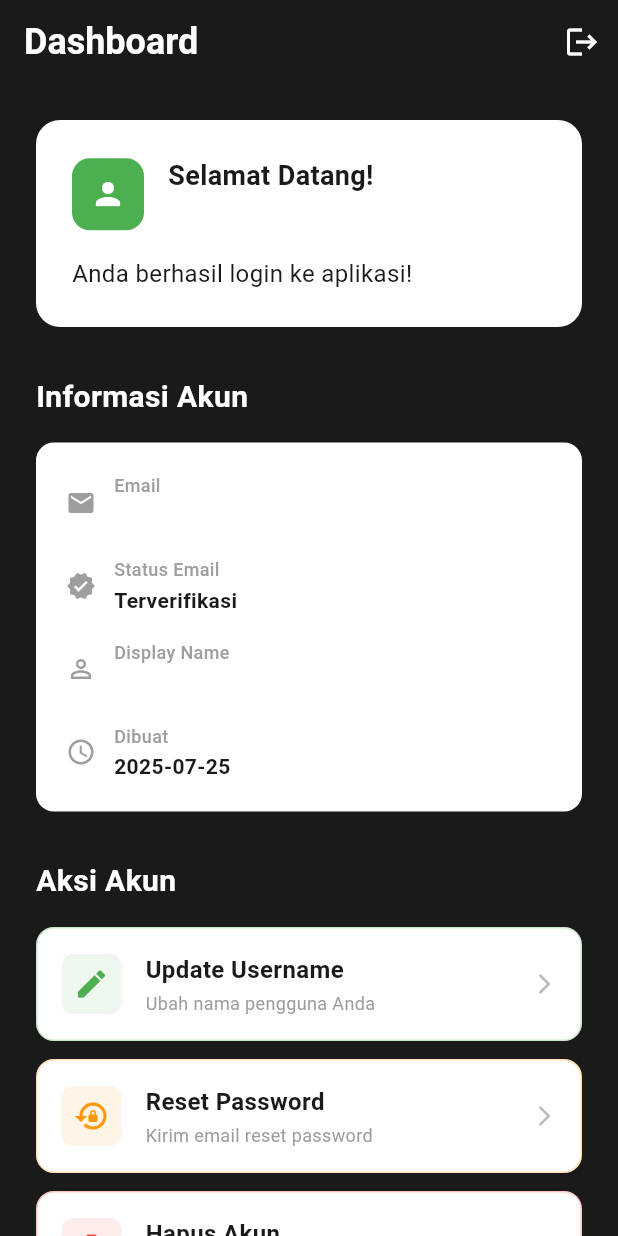
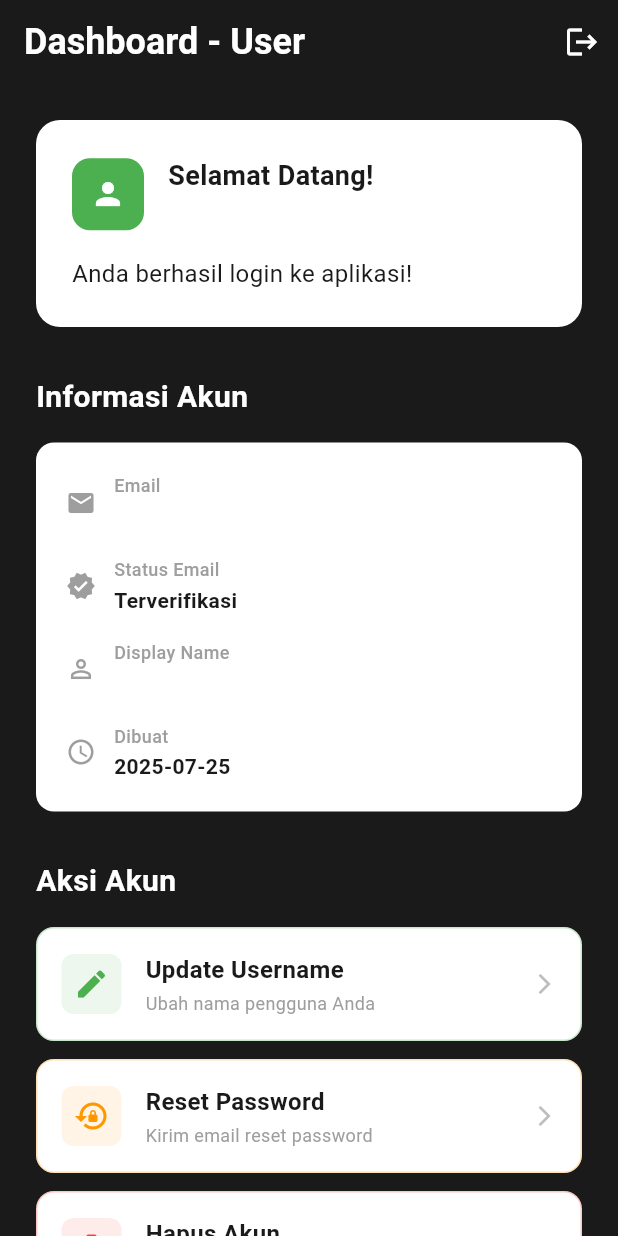
Before and after one commit to Azhriler7/flutter-mycafe, a Flutter app: the screen it shows once a user with an empty profile is signed in, on a phone screen of 412 x 824 dp. Run offline on Flutter 3.47's test engine with Material 3 defaults, Android fonts, the phone set to English and light mode, and no system bars; our stand-ins replace cloud_firestore, firebase_auth, firebase_core; accounts and stored records are empty.

Commit message:
update middleware

```diff
--- a/lib/service/auth_service.dart
+++ b/lib/service/auth_service.dart
@@ -1,16 +1,34 @@
 import 'package:firebase_auth/firebase_auth.dart';
 import 'package:flutter/material.dart';
+import 'package:cloud_firestore/cloud_firestore.dart';
 
 ValueNotifier<AuthService> authService = ValueNotifier(AuthService());
 
-
 class AuthService {
   final FirebaseAuth firebaseAuth = FirebaseAuth.instance;
+  final FirebaseFirestore firestore = FirebaseFirestore.instance;
 
   User? get currentUser => firebaseAuth.currentUser;
 
   Stream<User?> get userChanges => firebaseAuth.authStateChanges();
 
+  // --- checkAdminStatus ---
+  Future<bool> checkAdminStatus() async {
+    try {
+      final user = currentUser;
+      if (user == null) return false;
+      final doc = await firestore.collection('users').doc(user.uid).get();
+      if (doc.exists && doc.data()?['isAdmin'] == true) {
+        return true;
+      }
+      return false;
+    } catch (e) {
+      print('Error checking admin status: $e');
+      return false;
+    }
+  }
+
+  // --- signIn ---
   Future<UserCredential> signIn({
     required String email,
     required String password,
@@ -21,32 +39,50 @@ class AuthService {
     );
   }
 
+  // --- createAccount ---
   Future<UserCredential> createAccount({
     required String email,
     required String password,
   }) async {
-    return await firebaseAuth.createUserWithEmailAndPassword(
+    UserCredential userCredential = await firebaseAuth.createUserWithEmailAndPassword(
       email: email,
       password: password,
     );
+
+    // --- TAMBAHAN PENTING ---
+    // Buat dokumen user di Firestore setelah registrasi
+    await firestore.collection('users').doc(userCredential.user!.uid).set({
+      'username': email.split('@')[0], // Nama default dari email
+      'email': email,
+      'gender': '',
+      'createdAt': Timestamp.now(),
+      'isAdmin': false, // Semua user baru defaultnya bukan admin
+    });
+    // -----------------------
+
+    return userCredential;
   }
 
+  // --- signOut ---
   Future<void> signOut() async {
     await firebaseAuth.signOut();
   }
 
+  // --- resetPassword ---
   Future<void> resetPassword({
     required String email,
   }) async {
     await firebaseAuth.sendPasswordResetEmail(email: email);
   }
 
+  // --- updateUsername ---
   Future<void> updateUsername({
     required String username,
   }) async {
     await currentUser?.updateDisplayName(username);
   }
 
+  // --- deleteAccount ---
   Future<void> deleteAccount({
     required String password,
     required String email,
@@ -59,5 +95,4 @@ class AuthService {
     await currentUser!.delete();
     await firebaseAuth.signOut();
   }
-
 }
--- a/lib/view/screen/dashboard/dashboard_page.dart
+++ b/lib/view/screen/admin/admin_dashboard_page.dart
@@ -6,8 +6,8 @@ import '../auth/update_username_page.dart';
 import '../auth/reset_password_page.dart';
 import '../auth/delete_account_page.dart';
 
-class DashboardPage extends StatelessWidget {
-  const DashboardPage({super.key});
+class AdminDashboardPage extends StatelessWidget {
+  const AdminDashboardPage({super.key});
 
   Future<void> _signOut(BuildContext context) async {
     try {
@@ -40,7 +40,7 @@ class DashboardPage extends StatelessWidget {
         backgroundColor: const Color(0xFF1A1A1A),
         elevation: 0,
         title: const Text(
-          'Dashboard',
+          'Dashboard - Admin',
           style: TextStyle(
             color: Colors.white,
             fontSize: 24,
--- a/lib/view/screen/auth/auth_wrapper.dart
+++ b/lib/view/screen/auth/auth_wrapper.dart
@@ -1,8 +1,10 @@
 import 'package:flutter/material.dart';
 import 'package:firebase_auth/firebase_auth.dart';
-import 'login_page.dart';
-import '../dashboard/dashboard_page.dart';
+import 'package:cloud_firestore/cloud_firestore.dart';
 import 'package:mycafe/service/auth_service.dart';
+import 'package:mycafe/view/screen/auth/login_page.dart';
+import 'package:mycafe/view/screen/admin/admin_dashboard_page.dart';
+import 'package:mycafe/view/screen/user/user_dashboard_page.dart';
 
 class AuthWrapper extends StatelessWidget {
   const AuthWrapper({super.key});
@@ -11,25 +13,43 @@ class AuthWrapper extends StatelessWidget {
   Widget build(BuildContext context) {
     return StreamBuilder<User?>(
       stream: authService.value.userChanges,
-      builder: (context, snapshot) {
-        // Tampilkan loading saat menunggu status auth
-        if (snapshot.connectionState == ConnectionState.waiting) {
+      builder: (context, authSnapshot) {
+        if (authSnapshot.connectionState == ConnectionState.waiting) {
           return const Scaffold(
-            backgroundColor: Color(0xFF1A1A1A),
-            body: Center(
-              child: CircularProgressIndicator(
-                color: Color(0xFF4CAF50),
-              ),
-            ),
+            body: Center(child: CircularProgressIndicator()),
           );
         }
 
-        // Jika user sudah login, tampilkan dashboard
-        if (snapshot.hasData && snapshot.data != null) {
-          return const DashboardPage();
+        if (authSnapshot.hasData && authSnapshot.data != null) {
+          final user = authSnapshot.data!;
+
+          return StreamBuilder<DocumentSnapshot>(
+            stream: FirebaseFirestore.instance
+                .collection('users')
+                .doc(user.uid)
+                .snapshots(), // .snapshots() bersifat realtime
+            builder: (context, userDocSnapshot) {
+              if (userDocSnapshot.connectionState == ConnectionState.waiting) {
+                return const Scaffold(
+                  body: Center(child: CircularProgressIndicator()),
+                );
+              }
+
+              if (!userDocSnapshot.hasData || !userDocSnapshot.data!.exists) {
+                return const UserDashboardPage();
+              }
+
+              final userData = userDocSnapshot.data!.data() as Map<String, dynamic>;
+
+              if (userData['isAdmin'] == true) {
+                return const AdminDashboardPage();
+              } else {
+                return const UserDashboardPage();
+              }
+            },
+          );
         }
 
-        // Jika user belum login, tampilkan halaman login
         return const LoginPage();
       },
     );
--- a/lib/view/screen/auth/login_page.dart
+++ b/lib/view/screen/auth/login_page.dart
@@ -2,7 +2,6 @@ import 'package:flutter/material.dart';
 import 'package:firebase_auth/firebase_auth.dart';
 import 'package:mycafe/service/auth_service.dart';
 import 'register_page.dart';
-import '../dashboard/dashboard_page.dart';
 import 'reset_password_page.dart';
 
 class LoginPage extends StatefulWidget {
@@ -26,6 +25,7 @@ class _LoginPageState extends State<LoginPage> {
     super.dispose();
   }
 
+  // --- _login ---
 Future<void> _login() async {
   if (!_formKey.currentState!.validate()) return;
 
@@ -45,10 +45,6 @@ class _LoginPageState extends State<LoginPage> {
           backgroundColor: Colors.green,
         ),
       );
-        // Navigate to dashboard
-        Navigator.of(context).pushReplacement(
-          MaterialPageRoute(builder: (context) => const DashboardPage()),
-        );
     }
   } on FirebaseAuthException catch (e) {
     String errorMessage = 'Terjadi kesalahan';
@@ -56,12 +52,6 @@ class _LoginPageState extends State<LoginPage> {
       errorMessage = 'Email tidak ditemukan';
     } else if (e.code == 'wrong-password') {
       errorMessage = 'Password salah';
-      } else if (e.code == 'invalid-email') {
-        errorMessage = 'Format email tidak valid';
-      } else if (e.code == 'user-disabled') {
-        errorMessage = 'Akun telah dinonaktifkan';
-      } else if (e.code == 'too-many-requests') {
-        errorMessage = 'Terlalu banyak percobaan, coba lagi nanti';
     } else if (e.code == 'invalid-credential') {
       errorMessage = 'Email atau password salah';
     }
--- a/lib/view/screen/auth/register_page.dart
+++ b/lib/view/screen/auth/register_page.dart
@@ -1,8 +1,6 @@
 import 'package:flutter/material.dart';
 import 'package:firebase_auth/firebase_auth.dart';
 import 'package:mycafe/service/auth_service.dart';
-import '../dashboard/dashboard_page.dart';
-
 class RegisterPage extends StatefulWidget {
   const RegisterPage({super.key});
 
@@ -27,6 +25,7 @@ class _RegisterPageState extends State<RegisterPage> {
     super.dispose();
   }
 
+// --- _register ---
 Future<void> _register() async {
   if (!_formKey.currentState!.validate()) return;
 
@@ -46,13 +45,10 @@ class _RegisterPageState extends State<RegisterPage> {
           backgroundColor: Colors.green,
         ),
       );
-        // Navigate to dashboard
-        Navigator.of(context).pushReplacement(
-          MaterialPageRoute(builder: (context) => const DashboardPage()),
-        );
+      // Hapus navigasi manual dari sini
+      // Navigator.of(context).pushReplacement(...);
     }
   } on FirebaseAuthException catch (e) {
-      print('FirebaseAuthException: ${e.code} - ${e.message}'); // Debug log
     String errorMessage = 'Terjadi kesalahan';
     if (e.code == 'weak-password') {
       errorMessage = 'Password terlalu lemah';
@@ -60,28 +56,12 @@ class _RegisterPageState extends State<RegisterPage> {
       errorMessage = 'Email sudah digunakan';
     } else if (e.code == 'invalid-email') {
       errorMessage = 'Format email tidak valid';
-      } else if (e.code == 'operation-not-allowed') {
-        errorMessage = 'Operasi tidak diizinkan';
-      } else if (e.code == 'too-many-requests') {
-        errorMessage = 'Terlalu banyak percobaan, coba lagi nanti';
-      } else {
-        errorMessage = 'Error: ${e.message}';
     }
 
     if (mounted) {
       ScaffoldMessenger.of(context).showSnackBar(
         SnackBar(
           content: Text(errorMessage),
-            backgroundColor: Colors.red,
-          ),
-        );
-      }
-    } catch (e) {
-      print('General error: $e'); // Debug log
-      if (mounted) {
-        ScaffoldMessenger.of(context).showSnackBar(
-          SnackBar(
-            content: Text('Error tidak terduga: $e'),
           backgroundColor: Colors.red,
         ),
       );
--- /dev/null
+++ b/lib/view/screen/user/user_dashboard_page.dart
@@ -0,0 +1,389 @@
+import 'package:flutter/material.dart';
+import 'package:firebase_auth/firebase_auth.dart';
+import 'package:mycafe/service/auth_service.dart';
+import '../auth/login_page.dart';
+import '../auth/update_username_page.dart';
+import '../auth/reset_password_page.dart';
+import '../auth/delete_account_page.dart';
+
+class UserDashboardPage extends StatelessWidget {
+  const UserDashboardPage({super.key});
+
+  Future<void> _signOut(BuildContext context) async {
+    try {
+      await authService.value.signOut();
+      if (context.mounted) {
+        Navigator.of(context).pushAndRemoveUntil(
+          MaterialPageRoute(builder: (context) => const LoginPage()),
+          (Route<dynamic> route) => false,
+        );
+      }
+    } catch (e) {
+      if (context.mounted) {
+        ScaffoldMessenger.of(context).showSnackBar(
+          SnackBar(
+            content: Text('Gagal logout: $e'),
+            backgroundColor: Colors.red,
+          ),
+        );
+      }
+    }
+  }
+
+  @override
+  Widget build(BuildContext context) {
+    final User? user = authService.value.currentUser;
+
+    return Scaffold(
+      backgroundColor: const Color(0xFF1A1A1A),
+      appBar: AppBar(
+        backgroundColor: const Color(0xFF1A1A1A),
+        elevation: 0,
+        title: const Text(
+          'Dashboard - User',
+          style: TextStyle(
+            color: Colors.white,
+            fontSize: 24,
+            fontWeight: FontWeight.bold,
+          ),
+        ),
+        actions: [
+          IconButton(
+            onPressed: () => _signOut(context),
+            icon: const Icon(
+              Icons.logout,
+              color: Colors.white,
+            ),
+          ),
+        ],
+      ),
+      body: SafeArea(
+        child: SingleChildScrollView(
+          padding: const EdgeInsets.all(24.0),
+          child: Column(
+            crossAxisAlignment: CrossAxisAlignment.start,
+            children: [
+              // Welcome Section
+              Container(
+                width: double.infinity,
+                padding: const EdgeInsets.all(24),
+                decoration: BoxDecoration(
+                  color: Colors.white,
+                  borderRadius: BorderRadius.circular(16),
+                ),
+                child: Column(
+                  crossAxisAlignment: CrossAxisAlignment.start,
+                  children: [
+                    Row(
+                      children: [
+                        Container(
+                          padding: const EdgeInsets.all(12),
+                          decoration: BoxDecoration(
+                            color: const Color(0xFF4CAF50),
+                            borderRadius: BorderRadius.circular(12),
+                          ),
+                          child: const Icon(
+                            Icons.person,
+                            color: Colors.white,
+                            size: 24,
+                          ),
+                        ),
+                        const SizedBox(width: 16),
+                        Expanded(
+                          child: Column(
+                            crossAxisAlignment: CrossAxisAlignment.start,
+                            children: [
+                              const Text(
+                                'Selamat Datang!',
+                                style: TextStyle(
+                                  fontSize: 18,
+                                  fontWeight: FontWeight.bold,
+                                  color: Color(0xFF1A1A1A),
+                                ),
+                              ),
+                              const SizedBox(height: 4),
+                              Text(
+                                user?.email ?? 'User',
+                                style: const TextStyle(
+                                  fontSize: 14,
+                                  color: Colors.grey,
+                                ),
+                              ),
+                            ],
+                          ),
+                        ),
+                      ],
+                    ),
+                    const SizedBox(height: 16),
+                    const Text(
+                      'Anda berhasil login ke aplikasi!',
+                      style: TextStyle(
+                        fontSize: 16,
+                        color: Color(0xFF1A1A1A),
+                      ),
+                    ),
+                  ],
+                ),
+              ),
+              const SizedBox(height: 32),
+
+              // User Information
+              const Text(
+                'Informasi Akun',
+                style: TextStyle(
+                  fontSize: 20,
+                  fontWeight: FontWeight.bold,
+                  color: Colors.white,
+                ),
+              ),
+              const SizedBox(height: 16),
+
+              Container(
+                width: double.infinity,
+                padding: const EdgeInsets.all(20),
+                decoration: BoxDecoration(
+                  color: Colors.white,
+                  borderRadius: BorderRadius.circular(12),
+                ),
+                child: Column(
+                  crossAxisAlignment: CrossAxisAlignment.start,
+                  children: [
+                    _buildInfoRow(
+                      icon: Icons.email,
+                      label: 'Email',
+                      value: user?.email ?? 'Tidak tersedia',
+                    ),
+                    const SizedBox(height: 16),
+                    _buildInfoRow(
+                      icon: Icons.verified,
+                      label: 'Status Email',
+                      value: user?.emailVerified == true ? 'Terverifikasi' : 'Belum terverifikasi',
+                    ),
+                    const SizedBox(height: 16),
+                    _buildInfoRow(
+                      icon: Icons.person_outline,
+                      label: 'Display Name',
+                      value: user?.displayName ?? 'Belum diset',
+                    ),
+                    const SizedBox(height: 16),
+                    _buildInfoRow(
+                      icon: Icons.access_time,
+                      label: 'Dibuat',
+                      value: user?.metadata.creationTime?.toString().split(' ')[0] ?? 'Tidak tersedia',
+                    ),
+                  ],
+                ),
+              ),
+              const SizedBox(height: 32),
+
+              // Action Menu
+              const Text(
+                'Aksi Akun',
+                style: TextStyle(
+                  fontSize: 20,
+                  fontWeight: FontWeight.bold,
+                  color: Colors.white,
+                ),
+              ),
+              const SizedBox(height: 16),
+
+              // Update Username Button
+              _buildActionButton(
+                context: context,
+                icon: Icons.edit,
+                title: 'Update Username',
+                subtitle: 'Ubah nama pengguna Anda',
+                color: const Color(0xFF4CAF50),
+                onTap: () async {
+                  final result = await Navigator.push(
+                    context,
+                    MaterialPageRoute(builder: (context) => const UpdateUsernamePage()),
+                  );
+                  // Refresh if username was updated
+                  if (result == true && context.mounted) {
+                    // Force rebuild to show updated display name
+                    (context as Element).markNeedsBuild();
+                  }
+                },
+              ),
+              const SizedBox(height: 12),
+
+              // Reset Password Button
+              _buildActionButton(
+                context: context,
+                icon: Icons.lock_reset,
+                title: 'Reset Password',
+                subtitle: 'Kirim email reset password',
+                color: Colors.orange,
+                onTap: () {
+                  Navigator.push(
+                    context,
+                    MaterialPageRoute(builder: (context) => const ResetPasswordPage()),
+                  );
+                },
+              ),
+              const SizedBox(height: 12),
+
+              // Delete Account Button
+              _buildActionButton(
+                context: context,
+                icon: Icons.delete_forever,
+                title: 'Hapus Akun',
+                subtitle: 'Hapus akun permanen',
+                color: Colors.red,
+                onTap: () {
+                  Navigator.push(
+                    context,
+                    MaterialPageRoute(builder: (context) => const DeleteAccountPage()),
+                  );
+                },
+              ),
+              const SizedBox(height: 32),
+
+              // Sign Out Button
+              SizedBox(
+                width: double.infinity,
+                height: 50,
+                child: ElevatedButton(
+                  onPressed: () => _signOut(context),
+                  style: ElevatedButton.styleFrom(
+                    backgroundColor: Colors.red,
+                    foregroundColor: Colors.white,
+                    shape: RoundedRectangleBorder(
+                      borderRadius: BorderRadius.circular(12),
+                    ),
+                    elevation: 2,
+                  ),
+                  child: const Row(
+                    mainAxisAlignment: MainAxisAlignment.center,
+                    children: [
+                      Icon(Icons.logout),
+                      SizedBox(width: 8),
+                      Text(
+                        'Sign Out',
+                        style: TextStyle(
+                          fontSize: 16,
+                          fontWeight: FontWeight.bold,
+                        ),
+                      ),
+                    ],
+                  ),
+                ),
+              ),
+              const SizedBox(height: 24), // Extra spacing at bottom
+            ],
+          ),
+        ),
+      ),
+    );
+  }
+
+  Widget _buildInfoRow({
+    required IconData icon,
+    required String label,
+    required String value,
+  }) {
+    return Row(
+      children: [
+        Icon(
+          icon,
+          color: Colors.grey,
+          size: 20,
+        ),
+        const SizedBox(width: 12),
+        Expanded(
+          child: Column(
+            crossAxisAlignment: CrossAxisAlignment.start,
+            children: [
+              Text(
+                label,
+                style: const TextStyle(
+                  fontSize: 12,
+                  color: Colors.grey,
+                  fontWeight: FontWeight.w500,
+                ),
+              ),
+              const SizedBox(height: 2),
+              Text(
+                value,
+                style: const TextStyle(
+                  fontSize: 14,
+                  color: Color(0xFF1A1A1A),
+                  fontWeight: FontWeight.w600,
+                ),
+              ),
+            ],
+          ),
+        ),
+      ],
+    );
+  }
+
+  Widget _buildActionButton({
+    required BuildContext context,
+    required IconData icon,
+    required String title,
+    required String subtitle,
+    required Color color,
+    required VoidCallback onTap,
+  }) {
+    return InkWell(
+      onTap: onTap,
+      borderRadius: BorderRadius.circular(12),
+      child: Container(
+        width: double.infinity,
+        padding: const EdgeInsets.all(16),
+        decoration: BoxDecoration(
+          color: Colors.white,
+          borderRadius: BorderRadius.circular(12),
+          border: Border.all(color: color.withOpacity(0.3)),
+        ),
+        child: Row(
+          children: [
+            Container(
+              padding: const EdgeInsets.all(8),
+              decoration: BoxDecoration(
+                color: color.withOpacity(0.1),
+                borderRadius: BorderRadius.circular(8),
+              ),
+              child: Icon(
+                icon,
+                color: color,
+                size: 24,
+              ),
+            ),
+            const SizedBox(width: 16),
+            Expanded(
+              child: Column(
+                crossAxisAlignment: CrossAxisAlignment.start,
+                children: [
+                  Text(
+                    title,
+                    style: const TextStyle(
+                      fontSize: 16,
+                      fontWeight: FontWeight.bold,
+                      color: Color(0xFF1A1A1A),
+                    ),
+                  ),
+                  const SizedBox(height: 2),
+                  Text(
+                    subtitle,
+                    style: const TextStyle(
+                      fontSize: 12,
+                      color: Colors.grey,
+                    ),
+                  ),
+                ],
+              ),
+            ),
+            Icon(
+              Icons.arrow_forward_ios,
+              color: Colors.grey.shade400,
+              size: 16,
+            ),
+          ],
+        ),
+      ),
+    );
+  }
+}
```
Lines whose indentation alone changed are shown as unchanged.
